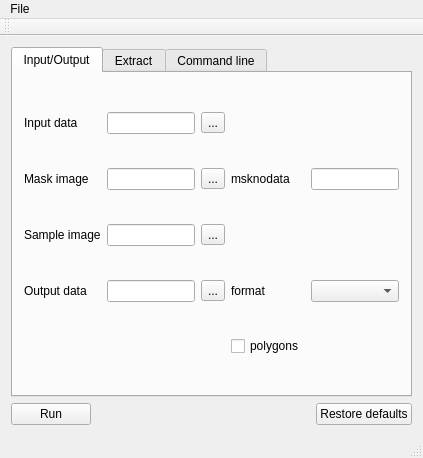
This is qt/pkextract_gui/mainwindow.ui in gitGNU/gnu_pktools as Qt 5 draws it before an edit. The edited form follows.
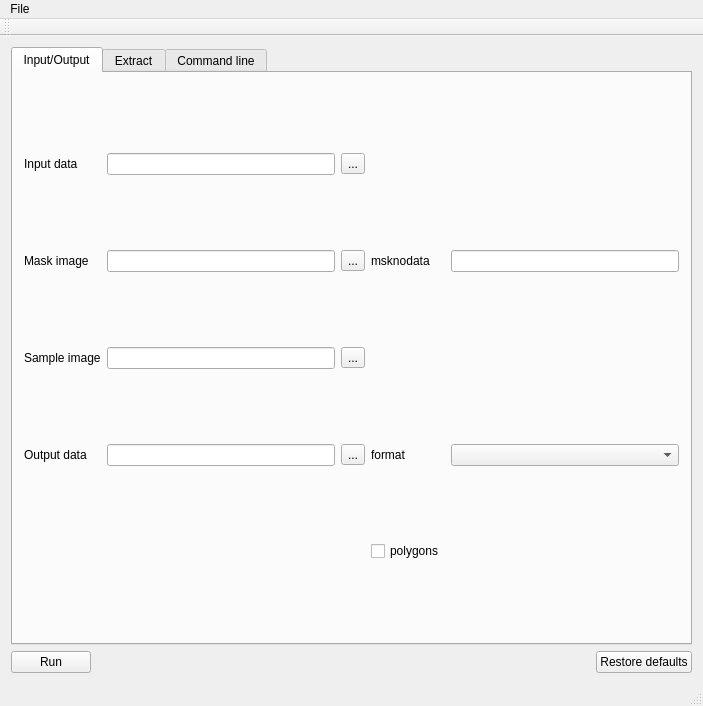
This is the edited form. The open tabs and pages were chosen to show the change.

Commit message: layout for pksvm_gui

Diff of the .ui file:
```diff
--- a/qt/pkextract_gui/mainwindow.ui
+++ b/qt/pkextract_gui/mainwindow.ui
@@ -6,8 +6,8 @@
    <rect>
     <x>0</x>
     <y>0</y>
-    <width>423</width>
-    <height>458</height>
+    <width>703</width>
+    <height>706</height>
    </rect>
   </property>
   <property name="windowTitle">
@@ -344,7 +344,7 @@
     <rect>
      <x>0</x>
      <y>0</y>
-     <width>423</width>
+     <width>703</width>
      <height>27</height>
     </rect>
    </property>
```
Left out of the diff: 2 changed lines with no effect on the pictures. The commit also changes 3 other files.
